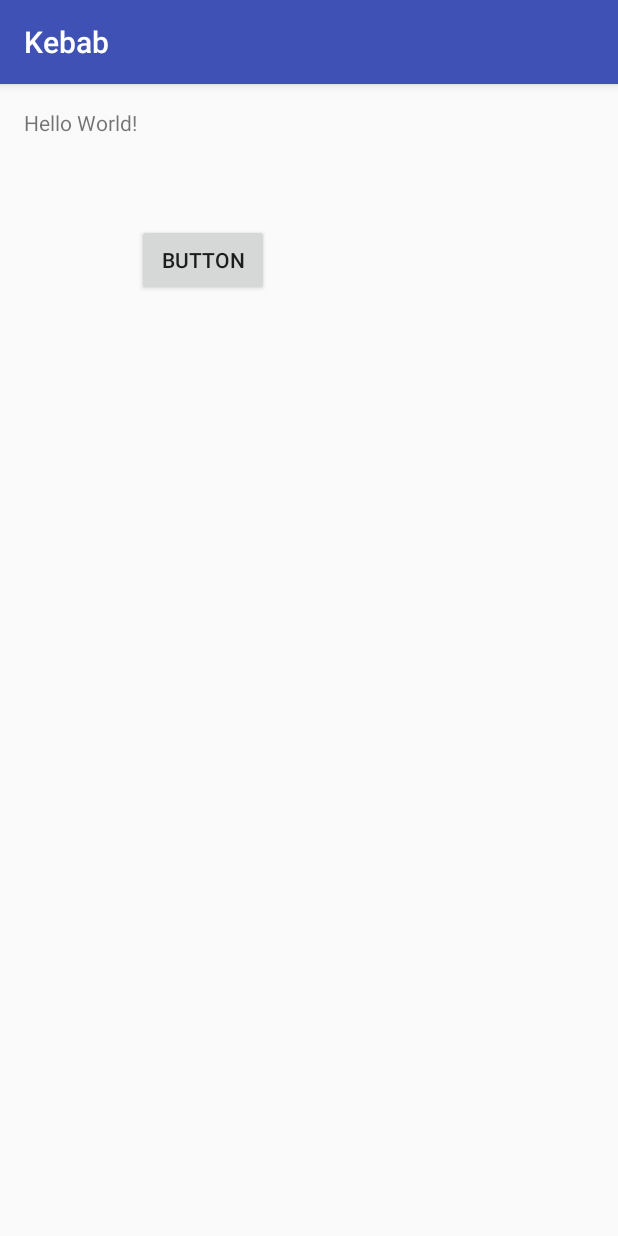
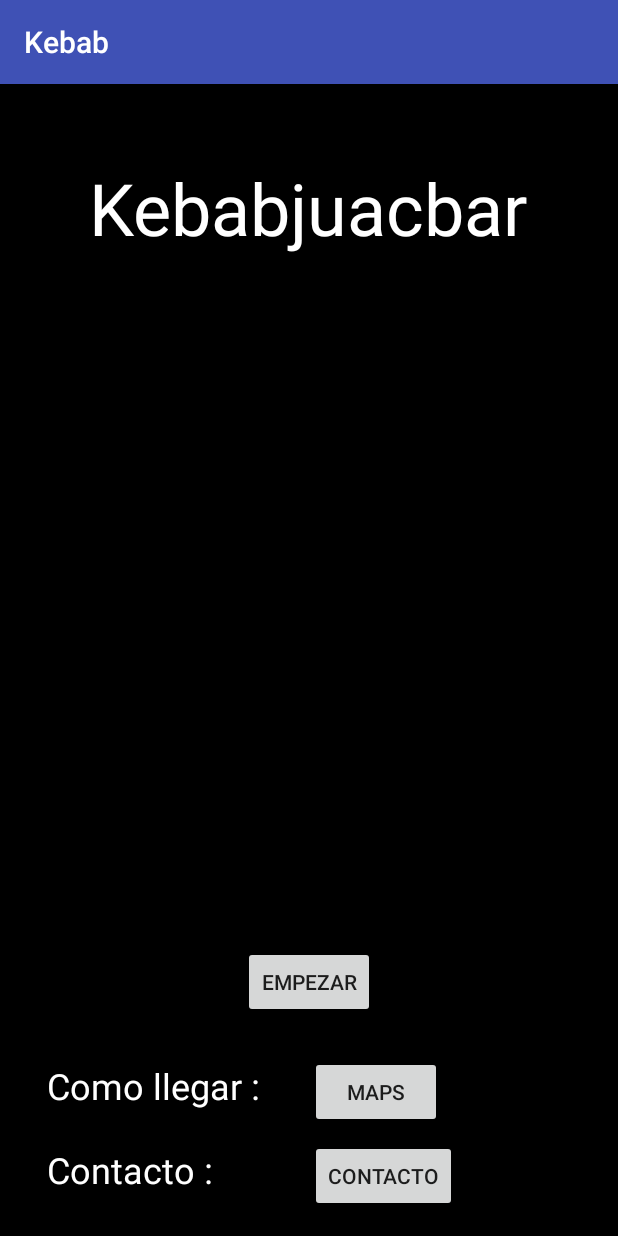
Before and after one commit to Straiky/Kebab, an Android app: the screen it shows after launch (MainActivity), on a phone screen of 412 x 824 dp. Run offline under Robolectric (Android 15) with nearby library versions, the phone set to English and light mode, and no system bars.

Commit message:
Primera ventana "temporal"

```diff
--- a/app/src/main/res/layout/activity_main.xml
+++ b/app/src/main/res/layout/activity_main.xml
@@ -1,5 +1,6 @@
 <?xml version="1.0" encoding="utf-8"?>
 <RelativeLayout xmlns:android="http://schemas.android.com/apk/res/android"
+    xmlns:app="http://schemas.android.com/apk/res-auto"
     xmlns:tools="http://schemas.android.com/tools"
     android:id="@+id/activity_main"
     android:layout_width="match_parent"
@@ -8,21 +9,69 @@
     android:paddingLeft="@dimen/activity_horizontal_margin"
     android:paddingRight="@dimen/activity_horizontal_margin"
     android:paddingTop="@dimen/activity_vertical_margin"
-    tools:context="com.ejemplos.kebab.MainActivity">
+    tools:context="com.ejemplos.kebab.MainActivity"
+    android:background="@android:color/background_dark">
 
     <TextView
+        android:text="@string/lblTitulo"
         android:layout_width="wrap_content"
         android:layout_height="wrap_content"
-        android:text="Hello World!"
-        android:id="@+id/textView" />
+        android:layout_marginTop="34dp"
+        android:id="@+id/lblKebabJuacbar"
+        android:textSize="@android:dimen/app_icon_size"
+        android:layout_alignParentTop="true"
+        android:layout_centerHorizontal="true"
+        android:textColor="@android:color/background_light" />
 
     <Button
-        android:text="Button"
+        android:text="@string/btnEmpezar"
         android:layout_width="wrap_content"
         android:layout_height="wrap_content"
-        android:layout_below="@+id/textView"
-        android:layout_toEndOf="@+id/textView"
-        android:layout_marginTop="58dp"
-        android:id="@+id/button"
-        tools:ignore="HardcodedText" />
+        android:id="@+id/btnEmpezar"
+        tools:ignore="HardcodedText"
+        android:layout_marginBottom="129dp"
+        android:layout_alignParentBottom="true"
+        android:layout_centerHorizontal="true" />
+
+    <TextView
+        android:text="@string/lblLocalizacion"
+        android:layout_width="wrap_content"
+        android:layout_height="wrap_content"
+        android:layout_marginStart="15dp"
+        android:id="@+id/lblLocalizacion"
+        android:textColor="@android:color/background_light"
+        android:textSize="24sp"
+        android:layout_alignParentBottom="true"
+        android:layout_alignParentStart="true"
+        android:layout_marginBottom="68dp" />
+
+    <Button
+        android:text="@string/btnMaps"
+        android:layout_width="wrap_content"
+        android:layout_height="wrap_content"
+        android:layout_marginStart="33dp"
+        android:id="@+id/btnMaps"
+        android:layout_alignBaseline="@+id/lblLocalizacion"
+        android:layout_alignBottom="@+id/lblLocalizacion"
+        android:layout_toEndOf="@+id/lblLocalizacion" />
+
+    <TextView
+        android:text="@string/lblContacto"
+        android:layout_width="wrap_content"
+        android:layout_height="wrap_content"
+        android:id="@+id/lblContacto"
+        android:textColor="@android:color/background_light"
+        android:textSize="24sp"
+        android:layout_alignParentBottom="true"
+        android:layout_alignStart="@+id/lblLocalizacion"
+        android:layout_marginBottom="12dp" />
+
+    <Button
+        android:text="@string/btncontacto"
+        android:layout_width="wrap_content"
+        android:layout_height="wrap_content"
+        android:layout_alignParentBottom="true"
+        android:layout_alignStart="@+id/btnMaps"
+        android:id="@+id/button2" />
+
 </RelativeLayout>
--- a/app/src/main/res/values/strings.xml
+++ b/app/src/main/res/values/strings.xml
@@ -1,3 +1,9 @@
 <resources>
     <string name="app_name">Kebab</string>
+    <string name="btnEmpezar">Empezar</string>
+    <string name="lblTitulo">Kebabjuacbar</string>
+    <string name="lblLocalizacion">Como llegar : </string>
+    <string name="btnMaps">Maps</string>
+    <string name="lblContacto">Contacto :</string>
+    <string name="btncontacto">Contacto</string>
 </resources>
```
